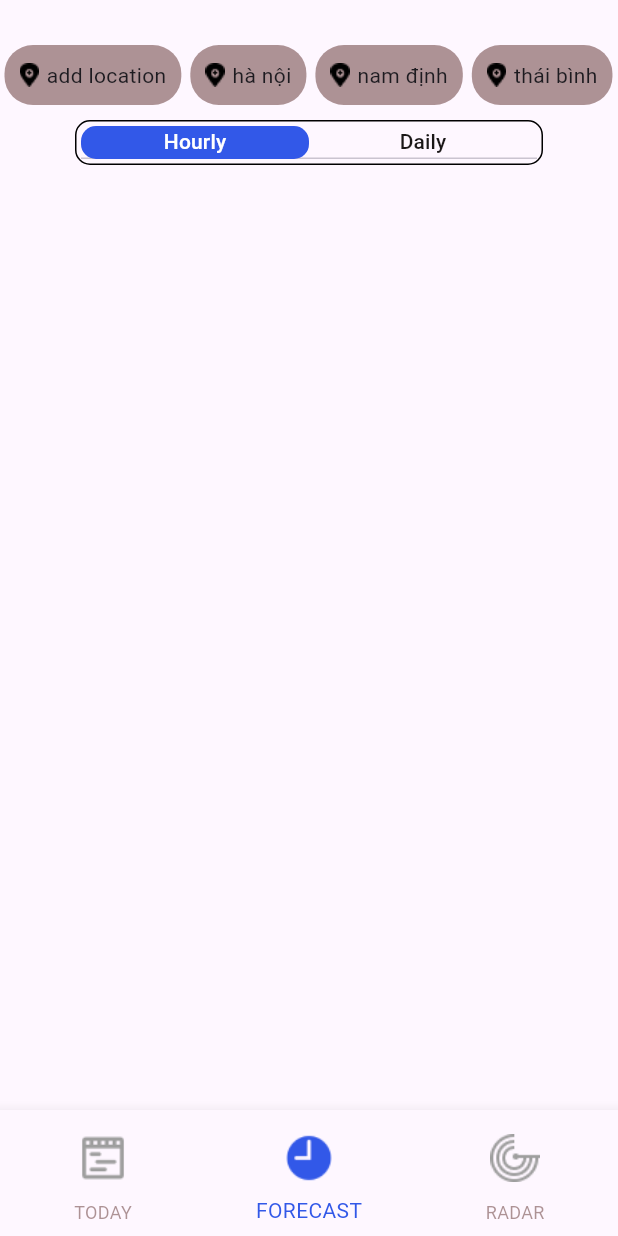
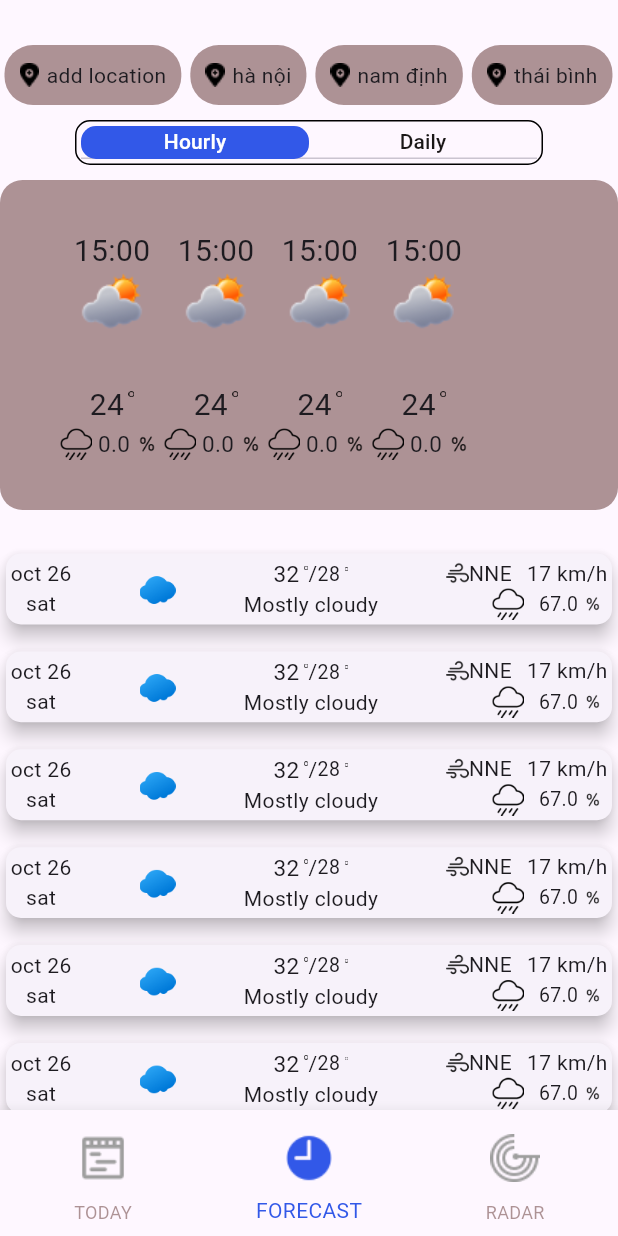
Before and after one commit to NgocDuy1206/weather_mobile_app_flutter, a Flutter app: the MainScreen screen opened by its route, item 2 of the bottom bar chosen, on a phone screen of 412 x 824 dp. Run offline on Flutter 3.47's test engine with Material 3 defaults, Android fonts, the phone set to English and light mode, and no system bars; missing offline and left inert: dart:ffi.

Commit message:
xong màn hình forecast tạm chấp nhận được

```diff
--- a/lib/fe/components/daily_forecast_table.dart
+++ b/lib/fe/components/daily_forecast_table.dart
@@ -5,6 +5,8 @@ import 'package:weather_mobile_app_flutter/fe/components/display_degrees.dart';
 import 'package:weather_mobile_app_flutter/fe/components/display_percentage.dart';
 
 class DailyForecastTable extends StatelessWidget {
+  bool? showSeeMoreDetail;
+  DailyForecastTable({this.showSeeMoreDetail = true});
   @override
   Widget build(BuildContext context) {
     return Container(
@@ -20,7 +22,7 @@ class DailyForecastTable extends StatelessWidget {
           child: Column(
             children: [
               DailyTable(),
-              SeeMoreDetail(),
+              if (showSeeMoreDetail! == true) SeeMoreDetail(),
             ],
           )),
     );
--- a/lib/fe/components/hourly_forecast_table.dart
+++ b/lib/fe/components/hourly_forecast_table.dart
@@ -5,6 +5,9 @@ import 'package:weather_mobile_app_flutter/fe/components/display_degrees.dart';
 import 'package:weather_mobile_app_flutter/fe/components/display_percentage.dart';
 
 class HourlyForecastTable extends StatelessWidget {
+  bool? showSeeMoreDetail;
+
+  HourlyForecastTable({this.showSeeMoreDetail = true});
   @override
   Widget build(BuildContext context) {
     return Container(
@@ -19,7 +22,7 @@ class HourlyForecastTable extends StatelessWidget {
           child: Column(
         children: [
           HourlyTable(),
-          SeeMoreDetail(),
+          if(showSeeMoreDetail! == true) SeeMoreDetail(),
         ],
       )),
     );
--- a/lib/fe/components/hourly_tab.dart
+++ b/lib/fe/components/hourly_tab.dart
@@ -1,15 +1,33 @@
 import 'package:flutter/cupertino.dart';
 import 'package:weather_mobile_app_flutter/fe/components/hourly_forecast_table.dart';
+import 'package:weather_mobile_app_flutter/fe/components/weather_card.dart';
 
 class HourlyTab extends StatelessWidget {
 
   @override
   Widget build(BuildContext context) {
-    return Column(
-      children: [
-        HourlyForecastTable(),
-        SizedBox(height: 10,),
-      ],
+    return Container(
+      height: 24 * 80 + 300,
+      child: CustomScrollView(
+        slivers: [
+          SliverToBoxAdapter(
+            child: HourlyForecastTable(showSeeMoreDetail: false,),
+          ),
+          SliverList(
+            delegate: SliverChildBuilderDelegate(
+                  (BuildContext context, int index) {
+                return Column(
+                  children: [
+                    WeatherCard(),
+                    SizedBox(height: 10,),
+                  ],
+                );
+              },
+              childCount: 24 + 2, // Số lượng phần tử
+            ),
+          ),
+        ],
+      ),
     );
   }
 }
--- /dev/null
+++ b/lib/fe/components/weather_card.dart
@@ -0,0 +1,104 @@
+import 'package:flutter/cupertino.dart';
+import 'package:flutter/material.dart';
+import 'package:weather_mobile_app_flutter/configs/constants.dart';
+import 'package:weather_mobile_app_flutter/fe/components/display_degrees.dart';
+import 'package:weather_mobile_app_flutter/fe/components/display_percentage.dart';
+
+class WeatherCard extends StatelessWidget {
+  @override
+  Widget build(BuildContext context) {
+    return Card(
+      elevation: 5,
+      shape: RoundedRectangleBorder(
+        borderRadius: BorderRadius.circular(10), // Góc bo tròn
+      ),
+      child: Container(
+        padding: EdgeInsets.all(3),
+        child: Row(
+          mainAxisAlignment: MainAxisAlignment.spaceBetween,
+          crossAxisAlignment: CrossAxisAlignment.center,
+          children: [
+            // date
+            Column(
+              mainAxisAlignment: MainAxisAlignment.spaceBetween,
+              children: [
+                Text('oct 26'),
+                Text('sat'),
+              ],
+            ),
+            Image.asset(
+              'assets/icon/cloud.png',
+              scale: 2.0,
+            ),
+            Column(
+              mainAxisAlignment: MainAxisAlignment.spaceBetween,
+              children: [
+                Row(
+                  children: [
+                    Degrees(degree: 32, size: 15),
+                    Text('/'),
+                    Degrees(degree: 28, size: 13),
+                  ],
+                ),
+                Text('Mostly cloudy'),
+              ],
+            ),
+            Column(
+              crossAxisAlignment: CrossAxisAlignment.end,
+              children: [
+                Row(
+                  mainAxisAlignment: MainAxisAlignment.spaceBetween,
+                  children: [
+                    ImageIcon(
+                      AssetImage('assets/icon/wind.png'),
+                      size: 15,
+                    ),
+                    Text('NNE'),
+                    SizedBox(
+                      width: 10,
+                    ),
+                    Text('17 km/h'),
+                  ],
+                ),
+                Row(
+                  children: [
+                    Image.asset(
+                      'assets/icon/rainy_small.png',
+                      scale: 4.0,
+                    ),
+                    SizedBox(
+                      width: 10,
+                    ),
+                    Percentage(percent: 67, size: 13),
+                  ],
+                )
+              ],
+            )
+          ],
+        ),
+      ),
+    );
+  }
+}
+
+class ListWeatherCard extends StatelessWidget {
+  int? cardCount;
+
+  ListWeatherCard({this.cardCount = 1});
+
+  @override
+  Widget build(BuildContext context) {
+    double line = cardCount! * 50;
+
+    return Container(
+      width: InforDevice.WIDTH - 20,
+      height: line,
+      child: ListView.builder(
+        itemCount: cardCount!,
+        itemBuilder: (BuildContext context, int index) {
+          return WeatherCard();
+        },
+      ),
+    );
+  }
+}
--- a/lib/fe/screen/display/forecast_screen.dart
+++ b/lib/fe/screen/display/forecast_screen.dart
@@ -3,6 +3,9 @@ import 'package:flutter/material.dart';
 import 'package:weather_mobile_app_flutter/configs/constants.dart';
 import 'package:weather_mobile_app_flutter/fe/components/destination.dart';
 import 'package:weather_mobile_app_flutter/fe/screen/display/today_screen.dart';
+
+import '../../components/daily_tab.dart';
+import '../../components/hourly_tab.dart';
 
 class Forecast extends StatefulWidget {
   @override
@@ -10,31 +13,38 @@ class Forecast extends StatefulWidget {
 }
 
 class _Forecast extends State<Forecast> {
-  bool tab = true;
-
-  void goTo() {
-    setState(() {
-      tab = !tab;
-    });
-  }
 
   @override
   Widget build(BuildContext context) {
-    return const DefaultTabController(
+    return DefaultTabController(
       length: 2,
       child: CustomScrollView(
         slivers: [
-          SliverAppBar(
+          const SliverAppBar(
             toolbarHeight: 0,
             pinned: true,
             floating: true,
             expandedHeight: 110,
             bottom: PreferredSize(
-              preferredSize: Size.fromHeight(20),
+              preferredSize: Size.fromHeight(100),
               child: CustomAppBar(),
             ),
           ),
-          SliverToBoxAdapter()
+          SliverToBoxAdapter(
+
+            child: Container(
+              height: 700,
+              child: IntrinsicHeight(
+                child: TabBarView(
+                    children: [
+
+                      HourlyTab(),
+                      DailyTab(),
+                    ]
+                ),
+              ),
+            ),
+          )
         ],
       ),
     );
--- a/lib/main.dart
+++ b/lib/main.dart
@@ -23,7 +23,7 @@ class WeatherApp extends StatelessWidget {
   @override
   Widget build(BuildContext context) {
     return MaterialApp(
-      home: MainScreen(),
+      home: HomeScreen(),
       routes: {
         '/screen1': (context) => Screen1(),
         '/screen2': (context) => Screen2(),
```
Also changed, not shown: lib/fe/components/daily_tab.dart (+24 -1 lines), assets/icon/cloud.png (added), assets/icon/wind.png (added).
